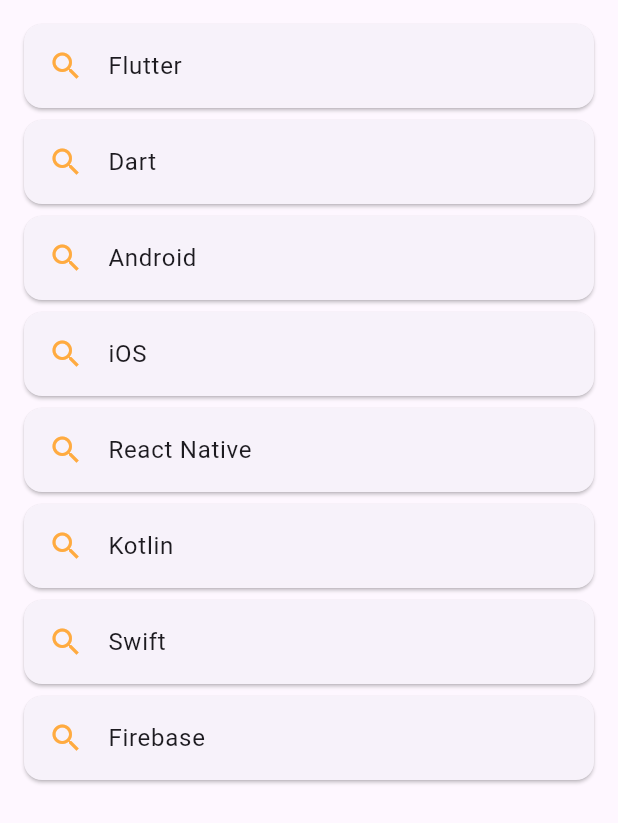
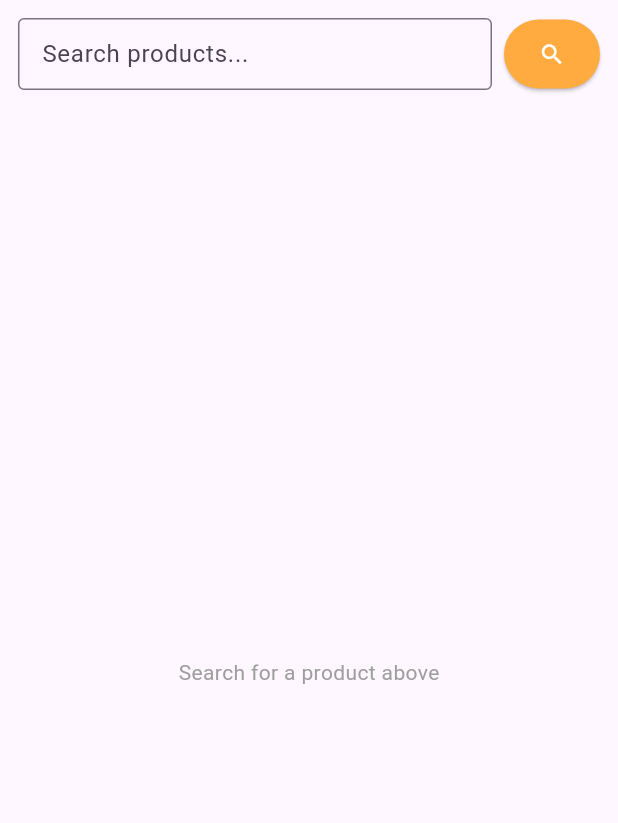
Before and after one commit to Abbas-shah10/flutter-start, a Flutter app: the SearchScreen widget shown alone on an empty page, opened directly, on a phone screen of 412 x 824 dp. Shown: the top 823 px of the screen. Run offline on Flutter 3.47's test engine with Material 3 defaults, Android fonts, the phone set to English and light mode, and no system bars; our stand-ins replace shared_preferences; accounts and stored records are empty.

Commit message:
feat: implement search functionality with dynamic product results

```diff
--- a/lib/screens/search.dart
+++ b/lib/screens/search.dart
@@ -1,35 +1,133 @@
 import 'package:flutter/material.dart';
+import 'package:flutter_start/models/product.dart';
+import 'package:flutter_start/services/product_service.dart';
 
 // SearchScreen demonstrates a basic ListView with a fixed list of items.
 // Use ListView when you have a small, known number of items.
-class SearchScreen extends StatelessWidget {
+class SearchScreen extends StatefulWidget {
   const SearchScreen({super.key});
 
-  // A simple fixed list of strings
-  static const List<String> _items = [
-    'Flutter',
-    'Dart',
-    'Android',
-    'iOS',
-    'React Native',
-    'Kotlin',
-    'Swift',
-    'Firebase',
-  ];
+  @override
+  State<SearchScreen> createState() => _SearchScreenState();
+}
+
+class _SearchScreenState extends State<SearchScreen> {
+  final TextEditingController _searchController = TextEditingController();
+
+  // null = no search done yet, Future = search in progress or done
+  Future<List<Product>>? _resultsFuture;
+
+  void _search() {
+    final query = _searchController.text.trim();
+    if (query.isEmpty) return;
+
+    // Trigger a rebuild with the new Future
+    setState(() {
+      _resultsFuture = ProductService.searchProducts(query);
+    });
+  }
 
   @override
   Widget build(BuildContext context) {
-    return ListView(
-      padding: const EdgeInsets.all(12),
-      // Each item in the list is turned into a ListTile manually
-      children: _items.map((item) {
-        return Card(
-          child: ListTile(
-            leading: const Icon(Icons.search, color: Colors.orangeAccent),
-            title: Text(item),
+    return Column(
+      children: [
+        // ── Search bar ────────────────────────────────────────────────
+        Padding(
+          padding: const EdgeInsets.all(12),
+          child: Row(
+            children: [
+              Expanded(
+                child: TextField(
+                  controller: _searchController,
+                  decoration: const InputDecoration(
+                    hintText: 'Search products...',
+                    border: OutlineInputBorder(),
+                    contentPadding: EdgeInsets.symmetric(horizontal: 12),
+                  ),
+                  onSubmitted: (_) => _search(), // search on keyboard done
+                ),
+              ),
+              const SizedBox(width: 8),
+              ElevatedButton(
+                style: ElevatedButton.styleFrom(
+                  backgroundColor: Colors.orangeAccent,
+                  foregroundColor: Colors.white,
+                  padding: const EdgeInsets.symmetric(vertical: 14, horizontal: 16),
+                ),
+                onPressed: _search,
+                child: const Icon(Icons.search),
+              ),
+            ],
           ),
-        );
-      }).toList(),
+        ),
+
+        // ── Results ───────────────────────────────────────────────────
+        Expanded(
+          child: _resultsFuture == null
+              // No search yet — show a prompt
+              ? const Center(
+                  child: Text(
+                    'Search for a product above',
+                    style: TextStyle(color: Colors.grey),
+                  ),
+                )
+              : FutureBuilder<List<Product>>(
+                  future: _resultsFuture,
+                  builder: (context, snapshot) {
+
+                    if (snapshot.connectionState == ConnectionState.waiting) {
+                      return const Center(child: CircularProgressIndicator());
+                    }
+
+                    if (snapshot.hasError) {
+                      return Center(child: Text('Error: ${snapshot.error}'));
+                    }
+
+                    final products = snapshot.data!;
+
+                    if (products.isEmpty) {
+                      return const Center(child: Text('No products found'));
+                    }
+
+                    return ListView.builder(
+                      padding: const EdgeInsets.symmetric(horizontal: 12),
+                      itemCount: products.length,
+                      itemBuilder: (context, index) {
+                        final product = products[index];
+                        return Card(
+                          margin: const EdgeInsets.only(bottom: 10),
+                          child: ListTile(
+                            // Small thumbnail on the left
+                            leading: ClipRRect(
+                              borderRadius: BorderRadius.circular(6),
+                              child: Image.network(
+                                product.thumbnail,
+                                width: 56,
+                                height: 56,
+                                fit: BoxFit.cover,
+                              ),
+                            ),
+                            title: Text(
+                              product.title,
+                              maxLines: 1,
+                              overflow: TextOverflow.ellipsis,
+                            ),
+                            subtitle: Text(product.category),
+                            trailing: Text(
+                              '\$${product.price.toStringAsFixed(2)}',
+                              style: const TextStyle(
+                                color: Colors.orangeAccent,
+                                fontWeight: FontWeight.bold,
+                              ),
+                            ),
+                          ),
+                        );
+                      },
+                    );
+                  },
+                ),
+        ),
+      ],
     );
   }
 }
```
